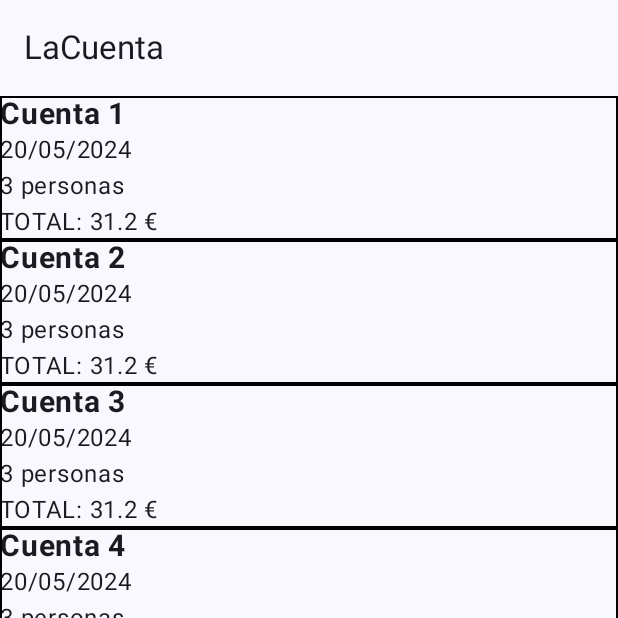
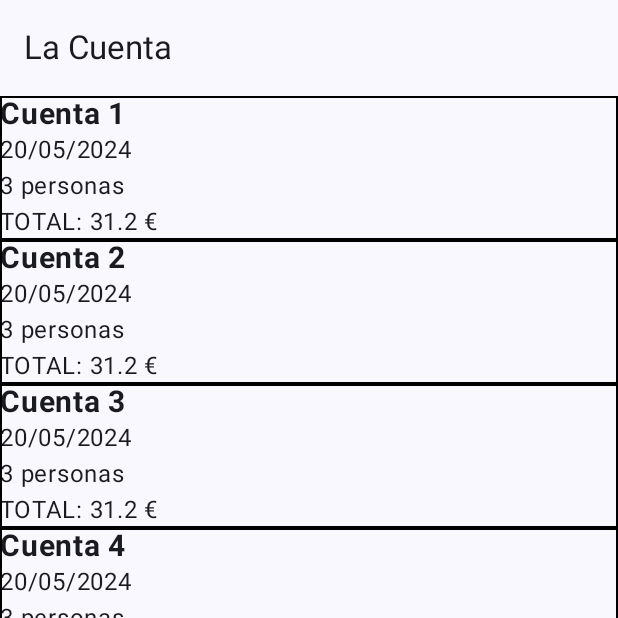
Before and after one commit to rdediegomelon/LaCuenta, an Android app built with Jetpack Compose: the screen it shows after launch (MainActivity), on a phone screen of 412 x 824 dp, the top half of it. Run offline under Robolectric (Android 15) with nearby library versions, the phone set to English and light mode, and no system bars.

Commit message:
Changed App Name

```diff
--- a/app/src/main/res/values/strings.xml
+++ b/app/src/main/res/values/strings.xml
@@ -1,3 +1,3 @@
 <resources>
-    <string name="app_name">LaCuenta</string>
+    <string name="app_name">La Cuenta</string>
 </resources>
```
